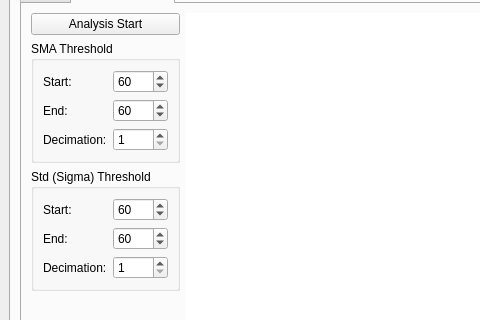
Before: the Qt Designer form trade_monitor/trade_monitor/gui_monitor.ui in takkin-takilog/namake-trader, drawn with Qt 5; both pictures show x 0 to 480 and y 102 to 422 of the 956 by 785 pixel window.
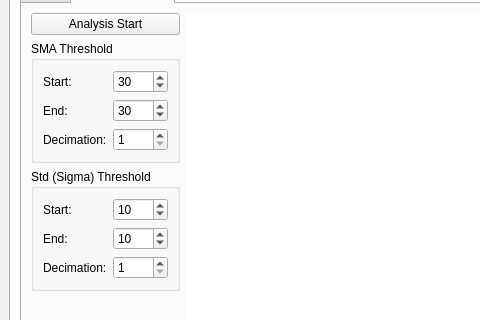
After: the same form once the commit is applied.

Diff of the .ui file:
```diff
--- a/trade_monitor/trade_monitor/gui_monitor.ui
+++ b/trade_monitor/trade_monitor/gui_monitor.ui
@@ -684,7 +684,7 @@
                       <number>999</number>
                      </property>
                      <property name="value">
-                      <number>60</number>
+                      <number>30</number>
                      </property>
                     </widget>
                    </item>
@@ -716,7 +716,7 @@
                       <number>999</number>
                      </property>
                      <property name="value">
-                      <number>60</number>
+                      <number>30</number>
                      </property>
                     </widget>
                    </item>
@@ -821,7 +821,7 @@
                       <number>999</number>
                      </property>
                      <property name="value">
-                      <number>60</number>
+                      <number>10</number>
                      </property>
                     </widget>
                    </item>
@@ -853,7 +853,7 @@
                       <number>999</number>
                      </property>
                      <property name="value">
-                      <number>60</number>
+                      <number>10</number>
                      </property>
                     </widget>
                    </item>
```
